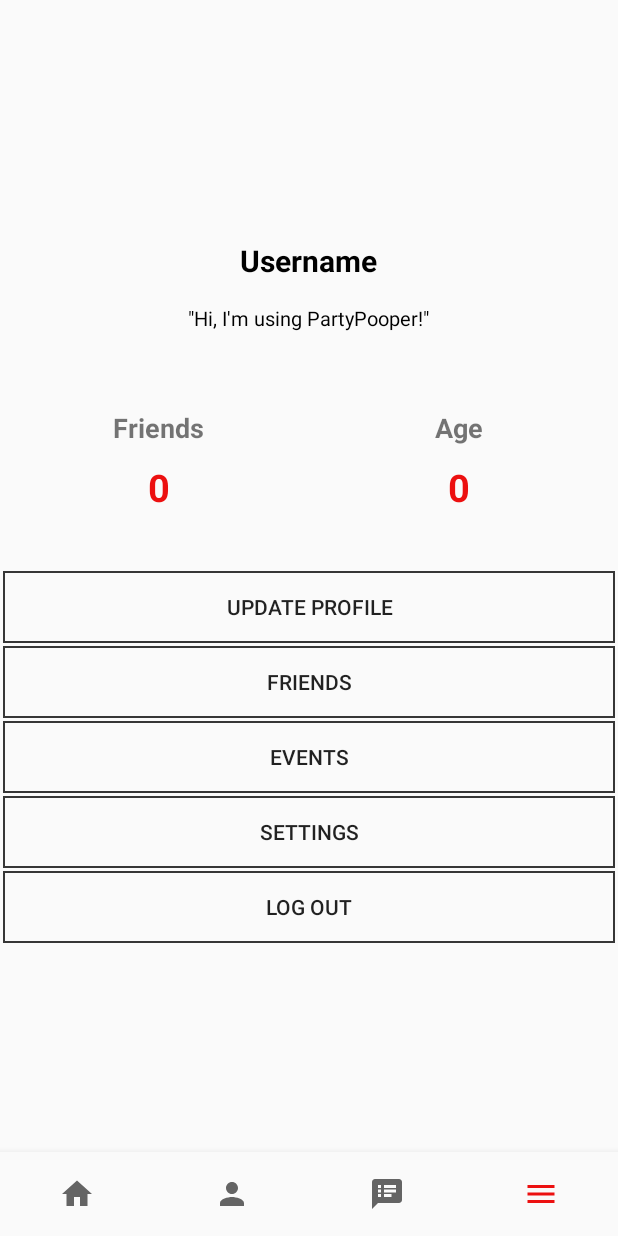
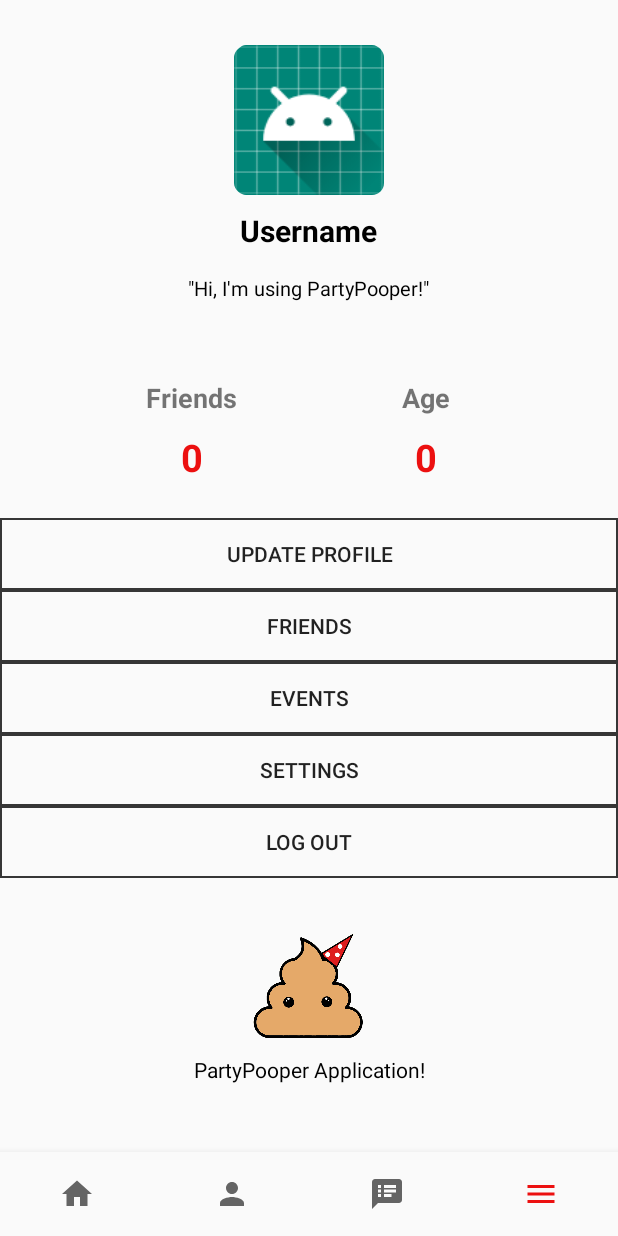
Before and after one commit to kobemoerman/partypooper, an Android app: the screen it shows after launch once a user with an empty profile is signed in (HomeActivity), item 4 of the bottom bar chosen, on a phone screen of 412 x 824 dp. Run offline under Robolectric (Android 15) with nearby library versions, the phone set to English and light mode, and no system bars; our stand-ins replace Firebase (no records; nobody signed in at launch, a user with empty details on screens opened directly); 6 statements that could not run were skipped.

Commit message:
menu fragment design and user info update

```diff
--- a/app/src/main/java/com/application/android/partypooper/Fragment/MenuFragment.java
+++ b/app/src/main/java/com/application/android/partypooper/Fragment/MenuFragment.java
@@ -9,17 +9,30 @@ import android.support.v4.app.Fragment;
 import android.view.LayoutInflater;
 import android.view.View;
 import android.view.ViewGroup;
+import android.widget.Button;
 import android.widget.ImageView;
+import android.widget.TextView;
 
+import com.application.android.partypooper.Model.User;
 import com.application.android.partypooper.R;
 import com.google.firebase.auth.FirebaseAuth;
 import com.google.firebase.auth.FirebaseUser;
+import com.google.firebase.database.DataSnapshot;
+import com.google.firebase.database.DatabaseError;
+import com.google.firebase.database.DatabaseReference;
+import com.google.firebase.database.FirebaseDatabase;
+import com.google.firebase.database.ValueEventListener;
+
+import java.util.Calendar;
 
 public class MenuFragment extends Fragment {
 
     private ImageView userImg;
+    private TextView profUsername, userStatus, userFriends, userAge;
+    private Button updateProfileButton, friendsButton, eventsButton, settingsButton, logOutButton;
 
-    private FirebaseUser mUser;
+
+    private FirebaseUser currentUser;
     private String userID;
 
 
@@ -29,11 +42,96 @@ public class MenuFragment extends Fragment {
     public View onCreateView(@NonNull LayoutInflater inflater, @Nullable ViewGroup container, @Nullable Bundle savedInstanceState) {
         View view = inflater.inflate(R.layout.fragment_menu, container, false);
 
-        mUser = FirebaseAuth.getInstance().getCurrentUser();
+        currentUser = FirebaseAuth.getInstance().getCurrentUser();
 
-        SharedPreferences prefs = getContext().getSharedPreferences("PREFS", Context.MODE_PRIVATE);
-        //userID = prefs.getString()
+        findFragmentElements(view);
+
+        userDataBaseInfo();
+        userFriendsCountInfor();
 
         return view;
     }
+
+    private void userFriendsCountInfor() {
+        DatabaseReference ref = FirebaseDatabase.getInstance().getReference("Friends").child(currentUser.getUid());
+        ref.addValueEventListener(new ValueEventListener() {
+            @Override
+            public void onDataChange(@NonNull DataSnapshot dataSnapshot) {
+                long friends = dataSnapshot.getChildrenCount();
+
+                userFriends.setText(String.valueOf(friends));
+            }
+
+            @Override
+            public void onCancelled(@NonNull DatabaseError databaseError) {
+
+            }
+        });
+    }
+
+    private void userDataBaseInfo() {
+        DatabaseReference ref = FirebaseDatabase.getInstance().getReference("Users").child(currentUser.getUid());
+        ref.addValueEventListener(new ValueEventListener() {
+            @Override
+            public void onDataChange(@NonNull DataSnapshot dataSnapshot) {
+                if (getContext() == null) {
+                    return;
+                }
+
+                System.out.println("CURRENT USER = " + currentUser.getUid());
+
+                User user = dataSnapshot.getValue(User.class);
+
+                System.out.println("USER INFO = " + user.getUsername());
+                System.out.println("USER INFO = " + user.getStatus());
+                System.out.println("USER INFO = " + user.getAge());
+
+                profUsername.setText(user.getUsername());
+                userStatus.setText("\"" + user.getStatus() + "\"");
+                userAge.setText(getAge(user.getAge()));
+            }
+
+            @Override
+            public void onCancelled(@NonNull DatabaseError databaseError) {
+
+            }
+        });
+    }
+
+    private String getAge(String str){
+        String date[] = str.split("/");
+
+        Calendar dob = Calendar.getInstance();
+        Calendar today = Calendar.getInstance();
+
+        int year = Integer.parseInt(date[2]);
+        int month = Integer.parseInt(date[1]);
+        int day = Integer.parseInt(date[0]);
+
+        dob.set(year, month, day);
+
+        int age = today.get(Calendar.YEAR) - dob.get(Calendar.YEAR);
+
+        if (today.get(Calendar.DAY_OF_YEAR) < dob.get(Calendar.DAY_OF_YEAR)){
+            age--;
+        }
+
+        Integer ageInt = new Integer(age);
+        String ageS = ageInt.toString();
+
+        return ageS;
+    }
+
+    private void findFragmentElements(View view) {
+        userImg = view.findViewById(R.id.userImg);
+        profUsername = view.findViewById(R.id.profUsername);
+        userStatus = view.findViewById(R.id.userStatus);
+        userFriends = view.findViewById(R.id.userFriends);
+        userAge = view.findViewById(R.id.userAge);
+        updateProfileButton = view.findViewById(R.id.updateProfileButton);
+        friendsButton = view.findViewById(R.id.friendsButton);
+        eventsButton = view.findViewById(R.id.eventsButton);
+        settingsButton = view.findViewById(R.id.settingsButton);
+        logOutButton = view.findViewById(R.id.logOutButton);
+    }
 }
--- a/app/src/main/res/drawable/border.xml
+++ b/app/src/main/res/drawable/border.xml
@@ -3,6 +3,6 @@
     xmlns:android="http://schemas.android.com/apk/res/android"
     android:shape="rectangle">
 
-    <stroke android:width="3dp" android:color="@color/colorPrimary" />
+    <stroke android:width="1dp" android:color="@color/colorPrimary" />
 
 </shape>
--- a/app/src/main/res/layout/fragment_menu.xml
+++ b/app/src/main/res/layout/fragment_menu.xml
@@ -1,47 +1,54 @@
 <?xml version="1.0" encoding="utf-8"?>
-<LinearLayout xmlns:android="http://schemas.android.com/apk/res/android"
+<ScrollView xmlns:android="http://schemas.android.com/apk/res/android"
     xmlns:app="http://schemas.android.com/apk/res-auto"
-    xmlns:tools="http://schemas.android.com/tools"
     android:layout_width="match_parent"
     android:layout_height="match_parent"
     android:orientation="vertical">
 
+    <LinearLayout
+        android:layout_width="match_parent"
+        android:layout_height="wrap_content"
+        android:orientation="vertical">
+
     <RelativeLayout
         android:layout_width="match_parent"
-        android:layout_height="250dp"
-        android:layout_marginTop="20dp">
+        android:layout_height="250dp">
 
         <LinearLayout
             android:layout_width="match_parent"
-            android:layout_height="250dp"
+            android:layout_height="237dp"
             android:orientation="vertical">
 
             <ImageView
+                android:id="@+id/userImg"
                 android:layout_width="100dp"
                 android:layout_height="100dp"
                 android:layout_gravity="center_horizontal"
                 android:layout_marginTop="30dp"
-                tools:srcCompat="@android:drawable/sym_def_app_icon"/>
+                android:src="@mipmap/ic_launcher" />
 
             <TextView
+                android:id="@+id/profUsername"
                 android:layout_width="wrap_content"
                 android:layout_height="wrap_content"
                 android:layout_gravity="center_horizontal"
                 android:layout_marginTop="10dp"
+                android:text="Username"
                 android:textColor="@color/black"
-                android:textStyle="bold"
                 android:textSize="20dp"
-                android:text="Username"/>
+                android:textStyle="bold" />
 
             <TextView
+                android:id="@+id/userStatus"
                 android:layout_width="250dp"
                 android:layout_height="50dp"
                 android:layout_gravity="center_horizontal"
+                android:layout_marginTop="15dp"
+                android:maxLines="3"
+                android:text="&quot;Hi, I'm using PartyPooper!&quot;"
                 android:textAlignment="center"
-                android:layout_marginTop="15dp"
                 android:textColor="@color/black"
-                android:textSize="13dp"
-                android:text="&quot;Hi, I'm using PartyPooper!&quot;" />
+                android:textSize="13dp" />
 
         </LinearLayout>
 
@@ -50,15 +57,15 @@
     <LinearLayout
         android:layout_width="match_parent"
         android:layout_height="75dp"
-        android:layout_marginLeft="6dp"
-        android:layout_marginRight="6dp"
         android:layout_centerHorizontal="true"
+        android:layout_marginLeft="50dp"
+        android:layout_marginRight="50dp"
         android:orientation="horizontal"
         android:weightSum="2">
 
         <LinearLayout
+            android:layout_width="0dp"
             android:layout_height="match_parent"
-            android:layout_width="0dp"
             android:layout_weight="1"
             android:gravity="center"
             android:orientation="vertical">
@@ -66,23 +73,25 @@
             <TextView
                 android:layout_width="wrap_content"
                 android:layout_height="wrap_content"
+                android:text="Friends"
                 android:textSize="18dp"
-                android:textStyle="bold"
-                android:text="Friends"/>
+                android:textStyle="bold" />
+
             <TextView
+                android:id="@+id/userFriends"
                 android:layout_width="wrap_content"
                 android:layout_height="wrap_content"
+                android:paddingTop="10dp"
+                android:text="0"
                 android:textColor="@color/colorPrimary"
                 android:textSize="25dp"
-                android:textStyle="bold"
-                android:paddingTop="10dp"
-                android:text="0"/>
+                android:textStyle="bold" />
 
         </LinearLayout>
 
         <LinearLayout
+            android:layout_width="0dp"
             android:layout_height="match_parent"
-            android:layout_width="0dp"
             android:layout_weight="1"
             android:gravity="center"
             android:orientation="vertical">
@@ -90,17 +99,19 @@
             <TextView
                 android:layout_width="wrap_content"
                 android:layout_height="wrap_content"
+                android:text="Age"
                 android:textSize="18dp"
-                android:textStyle="bold"
-                android:text="Age"/>
+                android:textStyle="bold" />
+
             <TextView
+                android:id="@+id/userAge"
                 android:layout_width="wrap_content"
                 android:layout_height="wrap_content"
+                android:paddingTop="10dp"
+                android:text="0"
                 android:textColor="@color/colorPrimary"
                 android:textSize="25dp"
-                android:textStyle="bold"
-                android:paddingTop="10dp"
-                android:text="0"/>
+                android:textStyle="bold" />
 
         </LinearLayout>
 
@@ -110,42 +121,64 @@
     <LinearLayout
         android:layout_width="match_parent"
         android:layout_height="wrap_content"
-        android:layout_marginLeft="2dp"
-        android:layout_marginRight="2dp"
-        android:layout_marginTop="35dp"
-        android:orientation="vertical"
-        android:layout_gravity="center">
+        android:layout_gravity="center"
+        android:layout_marginTop="20dp"
+        android:orientation="vertical">
 
         <Button
+            android:id="@+id/updateProfileButton"
             android:layout_width="match_parent"
             android:layout_height="wrap_content"
-            android:text="Update Profile"
-            android:background="@drawable/border_light"/>
+            android:background="@drawable/border_light"
+            android:text="Update Profile" />
+
         <Button
+            android:id="@+id/friendsButton"
             android:layout_width="match_parent"
             android:layout_height="wrap_content"
-            android:text="Friends"
-            android:layout_marginTop="2dp"
-            android:background="@drawable/border_light"/>
+            android:background="@drawable/border_light"
+            android:text="Friends" />
+
         <Button
+            android:id="@+id/eventsButton"
             android:layout_width="match_parent"
             android:layout_height="wrap_content"
-            android:text="Events"
-            android:layout_marginTop="2dp"
-            android:background="@drawable/border_light"/>
+            android:background="@drawable/border_light"
+            android:text="Events" />
+
         <Button
+            android:id="@+id/settingsButton"
             android:layout_width="match_parent"
             android:layout_height="wrap_content"
-            android:text="Settings"
-            android:layout_marginTop="2dp"
-            android:background="@drawable/border_light"/>
+            android:background="@drawable/border_light"
+            android:text="Settings" />
+
         <Button
+            android:id="@+id/logOutButton"
             android:layout_width="match_parent"
             android:layout_height="wrap_content"
-            android:text="Log Out"
-            android:layout_marginTop="2dp"
-            android:background="@drawable/border_light"/>
+            android:background="@drawable/border_light"
+            android:text="Log Out" />
+
+        <ImageView
+            android:id="@+id/logoMenuFragment"
+            android:layout_width="75dp"
+            android:layout_height="75dp"
+            android:layout_marginTop="35dp"
+            android:layout_gravity="center"
+            android:src="@drawable/loginlogo"
+            android:layout_centerHorizontal="true"/>
+
+        <TextView
+            android:layout_width="match_parent"
+            android:layout_height="wrap_content"
+            android:layout_marginTop="7dp"
+            android:textColor="@color/black"
+            android:textAlignment="center"
+            android:text="PartyPooper Application!"/>
 
     </LinearLayout>
 
-</LinearLayout>
+    </LinearLayout>
+
+</ScrollView>
```
